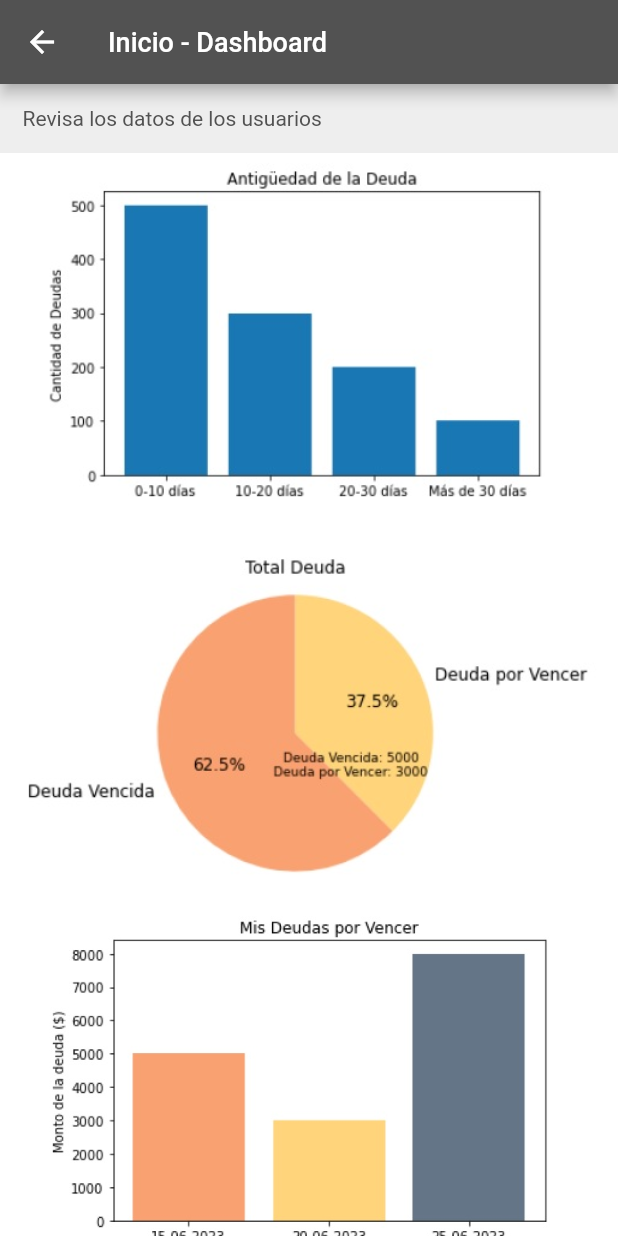
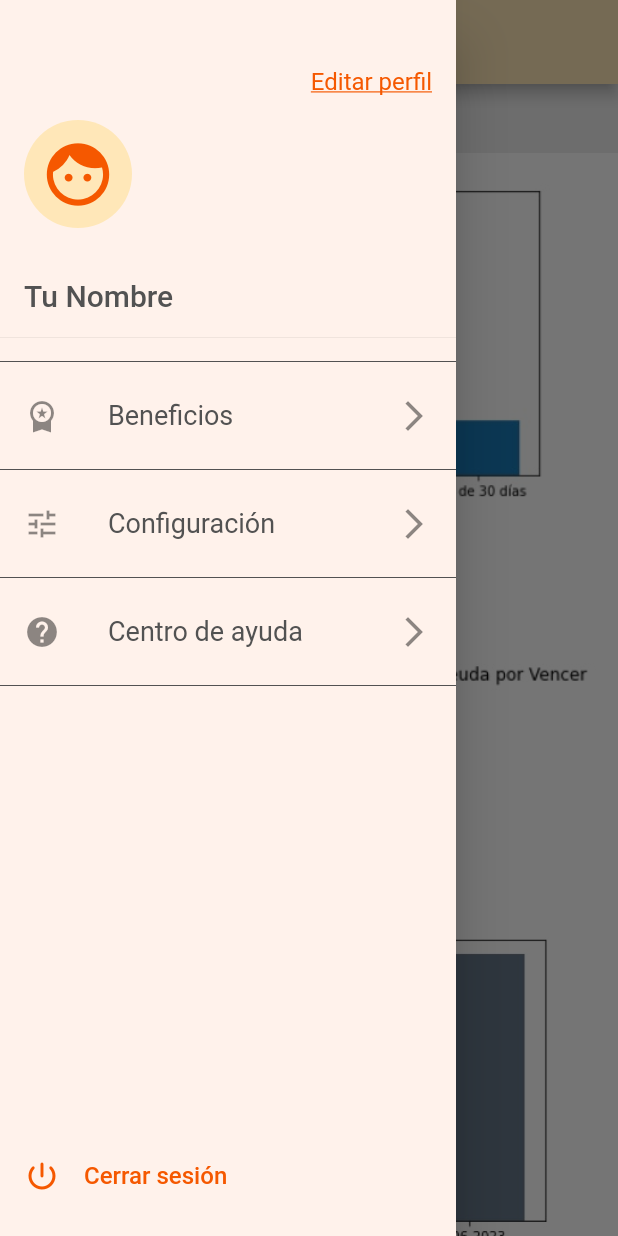
Before and after one commit to JoseLuisHcoder/appSeller, a Flutter app: the HomePage screen opened directly, with the side drawer open (before the commit the screen has no drawer), on a phone screen of 412 x 824 dp. Run offline on Flutter 3.47's test engine with Material 2 defaults, Android fonts, the phone set to English and light mode, and no system bars; our stand-ins replace bloc, carousel_slider, flutter_bloc, flutter_secure_storage, shared_preferences, syncfusion_flutter_charts and 1 more; missing offline and left inert: qr_code_scanner; accounts and stored records are empty; network calls fail; Roboto replaces fonts that are missing (Lucida Sans Unicode, Poppins).

Commit message:
add program beneficios seller

```diff
--- a/lib/data/themes.dart
+++ b/lib/data/themes.dart
@@ -1,9 +1,7 @@
 import 'package:flutter/material.dart';
 
 const Color kBgLoadingColor = Color.fromARGB(255, 30, 95, 154);
-const Color appBarBackgroundColor = Colors.transparent;
-const Color kAppBar = Color(0xFF525252);
-const Color kIconAppbar = Colors.white;
+
 const Color kGreen = Color(0xFF7CB518);
 const Color kGreen100 = Color(0xFFDEECC5);
 // const Color kSecondary = Color(0xFFF86C5E);
@@ -33,29 +31,50 @@ const Color kGrey600 = Color.fromRGBO(117, 117, 117, 1);
 const Color kGrey800 = Color.fromRGBO(66, 66, 66, 1);
 const Color kGrey900 = Color.fromRGBO(33, 33, 33, 1);
 
+const Color kBgColor = kPrimary100;
 const Color btnBgPrimary = kPrimary;
 const Color btnPrimary = kWhite;
 
+const Color appBarBackgroundColor = Colors.transparent;
+const Color kAppBar = Color(0xFF525252);
+// const Color kAppBar = kSecondary200;
+const Color kAppBarText = kTextColor;
+const Color kIconAppbar = kTextColor;
+// const Color kAppBar = kSecondary200;
+
 // Favorite icon
-const Color icoFavActive = Color.fromARGB(255, 242, 82, 68);
+const Color icoFavEnabled = kPrimary;
 const Color icoFavDisabled = kGrey200;
 
 //Home promo card
-const Color bgPromoCardUp = kSecondary200;
-const Color bgPromoCardMidle = kSecondary400;
-const Color bgPromoCardDown = kSecondary200;
+const Color bgPromoCardUp = kWhite;
+const Gradient bgPromoCardMidle = LinearGradient(
+  colors: [Color(0xFFFFD37A), Color.fromARGB(255, 252, 239, 212)],
+  begin: Alignment.centerLeft,
+  end: Alignment.bottomCenter,
+);
+
+//Search
+const Color kSearchIcon = kTextColor;
+const Color kSearchBorder = kTextColor;
+const Color kSearchBtn = kSecondary;
+
+const Color bgPromoCardDown = kWhite;
 const Color promoCardUp = kTextColor;
 const Color promoCardMiddle = kTextColor;
 const Color promoCardDown = kTextColor;
 
 //Navigation
 const Color bottomNavigationBarSelected = kPrimary;
-const Color itemBottomNavigationBarBackground = Colors.white;
+const Color bottomNavigationBarUnSelected = kGrey800;
+const Color itemBottomNavigationBarBackground = kSecondary200;
 const Color kSearchIconSelected = Color.fromRGBO(189, 189, 189, 1);
 
 // Promotion MoreOffers
 const Color kBgPromotionBar = kPrimary100;
 const Color kPromotionBar = kPrimary;
+
+const String appFontFamily = 'Poppins';
 
 ThemeData solarTheme = ThemeData(
   colorScheme: ColorScheme.fromSwatch().copyWith(
@@ -64,20 +83,29 @@ ThemeData solarTheme = ThemeData(
   ),
   // primaryColor: kPrimary,
   scaffoldBackgroundColor: kWhite,
-  fontFamily: 'Lucida Sans Unicode',
   textTheme: const TextTheme(
-    labelMedium:
-        TextStyle(color: kGreen, fontSize: 12, fontWeight: FontWeight.w300),
-    titleLarge:
-        TextStyle(color: kTextColor, fontSize: 22, fontWeight: FontWeight.w500),
+    labelMedium: TextStyle(
+        color: kGreen,
+        fontSize: 12,
+        fontWeight: FontWeight.w300,
+        fontFamily: appFontFamily),
+    titleLarge: TextStyle(
+        color: kTextColor,
+        fontSize: 22,
+        fontWeight: FontWeight.w500,
+        fontFamily: appFontFamily),
     bodyLarge: TextStyle(
-      color: kTextColor,
-      fontSize: 18,
-      fontWeight: FontWeight.w400,
-    ),
-    bodyMedium:
-        TextStyle(color: kTextColor, fontSize: 14, fontWeight: FontWeight.w400),
-    displayLarge: TextStyle(fontSize: 72.0, fontWeight: FontWeight.bold),
+        color: kTextColor,
+        fontSize: 18,
+        fontWeight: FontWeight.w400,
+        fontFamily: appFontFamily),
+    bodyMedium: TextStyle(
+        color: kTextColor,
+        fontSize: 14,
+        fontWeight: FontWeight.w400,
+        fontFamily: appFontFamily),
+    displayLarge: TextStyle(
+        fontSize: 72.0, fontWeight: FontWeight.bold, fontFamily: appFontFamily),
   ),
   appBarTheme: const AppBarTheme(backgroundColor: appBarBackgroundColor),
 );
--- a/lib/presentation/screens/base.dart
+++ b/lib/presentation/screens/base.dart
@@ -35,7 +35,7 @@ class BaseState extends State {
       bottomNavigationBar: BottomNavigationBar(
           showUnselectedLabels: true,
           selectedItemColor: bottomNavigationBarSelected,
-          unselectedItemColor: kAppBar,
+          unselectedItemColor: kTextColor,
           currentIndex: _selectedTab,
           onTap: (index) => _changeTab(index),
           items: const [
--- a/lib/presentation/screens/home/home_page.dart
+++ b/lib/presentation/screens/home/home_page.dart
@@ -2,6 +2,7 @@ import 'dart:async';
 
 import 'package:flutter/material.dart';
 import 'package:shared_preferences/shared_preferences.dart';
+import 'package:vendedor/presentation/screens/home/widgets/drawer_title_app.dart';
 import 'package:vendedor/presentation/screens/visits/widgets/timer.dart';
 
 import '../../../data/themes.dart';
@@ -17,11 +18,15 @@ class _HomePageState extends State<HomePage> {
   Widget build(BuildContext context) {
     return Scaffold(
         appBar: AppBar(
-          backgroundColor: kAppBar,
+          backgroundColor: kSecondary200,
           actions: [TimerVisit()],
+          iconTheme: const IconThemeData(
+            color: kIconAppbar,
+          ),
           title: const Text('Inicio - Dashboard',
-              style: TextStyle(fontSize: 18, color: kWhite)),
+              style: TextStyle(fontSize: 18, color: kTextColor)),
         ),
+        drawer: const BuildDrawer(),
         body: Column(children: [
           _textPromotions(),
           Flexible(
--- /dev/null
+++ b/lib/presentation/screens/home/widgets/drawer_title_app.dart
@@ -0,0 +1,228 @@
+import 'package:vendedor/data/themes.dart';
+
+import 'package:flutter/material.dart';
+import 'package:flutter_bloc/flutter_bloc.dart';
+
+import 'package:vendedor/domain/blocs/auth/auth_bloc.dart';
+import 'package:vendedor/presentation/screens/home/widgets/ben.dart';
+import 'package:vendedor/presentation/screens/login/login.dart';
+
+class BuildDrawer extends StatelessWidget {
+  const BuildDrawer({Key? key}) : super(key: key);
+
+  @override
+  Widget build(BuildContext context) {
+    final authBloc = BlocProvider.of<AuthBloc>(context);
+    return Drawer(
+      child: Container(
+        color: kBgColor,
+        child: Column(
+          children: [
+            Padding(
+              padding:
+                  const EdgeInsets.only(top: 45.0, right: 16.0, left: 16.0),
+              child: Align(
+                alignment: Alignment.topRight,
+                child: GestureDetector(
+                  onTap: () {},
+                  child: RichText(
+                    text: const TextSpan(
+                      text: 'Editar perfil',
+                      style: TextStyle(
+                        color: kPrimary,
+                        fontSize: 16,
+                        decoration: TextDecoration.underline,
+                      ),
+                    ),
+                  ),
+                ),
+              ),
+            ),
+            const UserAccountsDrawerHeader(
+              accountName: Text(
+                'Tu Nombre',
+                style: TextStyle(
+                  color: kTextColor,
+                  fontSize: 20,
+                ),
+              ),
+              accountEmail: null,
+              currentAccountPicture: CircleAvatar(
+                radius: 48,
+                backgroundColor: kSecondary200,
+                child: Icon(
+                  Icons.face,
+                  color: kPrimary,
+                  size: 50,
+                ),
+              ),
+              decoration: BoxDecoration(
+                color: kBgColor,
+                boxShadow: [],
+              ),
+            ),
+            // Padding(
+            //   padding: const EdgeInsets.symmetric(horizontal: 16.0),
+            //   child: ClipRRect(
+            //     borderRadius: BorderRadius.circular(10),
+            //     child: LayoutBuilder(
+            //       builder: (context, constraints) {
+            //         final progressBarWidth = constraints.maxWidth * 0.75;
+            //         return Stack(
+            //           alignment: Alignment.centerLeft,
+            //           children: [
+            //             const SizedBox(
+            //               height: 20,
+            //               child: LinearProgressIndicator(
+            //                 value: 0.75,
+            //                 backgroundColor: kGrey600,
+            //                 valueColor: AlwaysStoppedAnimation<Color>(
+            //                   kGrey800,
+            //                 ),
+            //               ),
+            //             ),
+            //             Container(
+            //               width: progressBarWidth,
+            //               height: 20,
+            //               decoration: const BoxDecoration(
+            //                 gradient: LinearGradient(
+            //                   begin: Alignment.topCenter,
+            //                   end: Alignment.bottomCenter,
+            //                   colors: [
+            //                     Color(0xFFD9D9D9),
+            //                     Color(0xFFFFFFFF),
+            //                     Color(0xFFCACACA),
+            //                   ],
+            //                   stops: [
+            //                     0,
+            //                     0.75,
+            //                     1,
+            //                   ],
+            //                 ),
+            //               ),
+            //               child: const Stack(
+            //                 alignment: Alignment.centerLeft,
+            //                 children: [
+            //                   Positioned(
+            //                     left: 2,
+            //                     child: Icon(
+            //                       Icons.diamond_outlined,
+            //                       color: kTextColor,
+            //                       size: 16,
+            //                     ),
+            //                   ),
+            //                   Positioned(
+            //                     right: 2,
+            //                     child: Text(
+            //                       '3000',
+            //                       style: TextStyle(
+            //                         fontSize: 12,
+            //                         fontWeight: FontWeight.w400,
+            //                         color: kTextColor,
+            //                       ),
+            //                     ),
+            //                   ),
+            //                 ],
+            //               ),
+            //             ),
+            //           ],
+            //         );
+            //       },
+            //     ),
+            //   ),
+            // ),
+            const Divider(color: kTextColor),
+            ListTile(
+              leading: const Icon(Icons.workspace_premium),
+              title: const Text('Beneficios'),
+              trailing: const Icon(Icons.arrow_forward_ios),
+              onTap: () {
+                Navigator.push(
+                  context,
+                  MaterialPageRoute(builder: (context) => const Ben()),
+                );
+              },
+            ),
+
+            // ListTile(
+            //   leading: const Icon(Icons.workspace_premium),
+            //   title: const Text('Insignias'),
+            //   trailing: const Icon(Icons.arrow_forward_ios),
+            //   onTap: () {
+            //     // Acción cuando se toca "Insignias y beneficios"
+            //   },
+            // ),
+
+            // ListTile(
+            //   leading: const Icon(Icons.workspace_premium),
+            //   title: const Text('Trivias'),
+            //   trailing: const Icon(Icons.arrow_forward_ios),
+            //   onTap: () {
+            //     // Acción cuando se toca "Insignias y beneficios"
+            //   },
+            // ),
+            const Divider(color: kTextColor),
+            ListTile(
+              leading: const Icon(Icons.tune),
+              title: const Text('Configuración'),
+              trailing: const Icon(Icons.arrow_forward_ios),
+              onTap: () {
+                // Acción cuando se toca "Configuración"
+              },
+            ),
+            const Divider(color: kTextColor),
+            ListTile(
+              leading: const Icon(Icons.help),
+              title: const Text('Centro de ayuda'),
+              trailing: const Icon(Icons.arrow_forward_ios),
+              onTap: () {
+                // Acción cuando se toca "Centro de ayuda"
+              },
+            ),
+            const Divider(color: kTextColor),
+            const Expanded(child: SizedBox()),
+            Padding(
+              padding: const EdgeInsets.only(left: 16.0, bottom: 16.0),
+              child: Align(
+                alignment: Alignment.bottomLeft,
+                child: InkWell(
+                  onTap: () {
+                    authBloc.add(LogOutEvent());
+                    Navigator.of(context).pushAndRemoveUntil(
+                        MaterialPageRoute(builder: (context) => const Login()),
+                        (Route route) => false);
+                  },
+                  child: Row(
+                    children: [
+                      Icon(
+                        Icons.power_settings_new_rounded,
+                        color: kPrimary,
+                      ),
+                      SizedBox(width: 8.0),
+                      TextButton(
+                        onPressed: () {
+                          authBloc.add(LogOutEvent());
+                          Navigator.of(context).pushAndRemoveUntil(
+                              MaterialPageRoute(
+                                  builder: (context) => const Login()),
+                              (Route route) => false);
+                        },
+                        child: Text(
+                          'Cerrar sesión',
+                          style: TextStyle(
+                            color: kPrimary,
+                            fontSize: 16,
+                          ),
+                        ),
+                      ),
+                    ],
+                  ),
+                ),
+              ),
+            ),
+          ],
+        ),
+      ),
+    );
+  }
+}
--- a/lib/presentation/screens/visits/widgets/card_product_promotions.dart
+++ b/lib/presentation/screens/visits/widgets/card_product_promotions.dart
@@ -77,7 +77,7 @@ class CardProductPromotions extends StatelessWidget {
                       product.promotionsGift.isNotEmpty == true
                           ? Container(
                               padding: const EdgeInsets.all(8),
-                              color: bgPromoCardMidle,
+                              color: kPromotionBar,
                               width: double.infinity,
                               child: RichText(
                                 text: TextSpan(
--- a/lib/presentation/screens/visits/widgets/cart.dart
+++ b/lib/presentation/screens/visits/widgets/cart.dart
@@ -135,7 +135,7 @@ class _CartState extends State<Cart> {
           child: ListView(
             children: [
               if (cartProducts == null)
-                CircularProgressIndicator()
+                Center(child: CircularProgressIndicator())
               else if (cartProducts!.isEmpty)
                 Text('No hay productos en el carrito')
               else
--- a/lib/widgets/promotion_detail.dart
+++ b/lib/widgets/promotion_detail.dart
@@ -295,7 +295,7 @@ class _PromotionDetailState extends State<PromotionDetail> {
                     ),
                     Icon(
                       Icons.favorite,
-                      color: icoFavActive,
+                      color: kGrey400,
                     )
                   ],
                 )
```
Also changed, not shown: lib/presentation/screens/development/development_page.dart (+7 -1 lines), lib/presentation/screens/home/widgets/ben.dart (added, +43 -0 lines), lib/presentation/screens/home/widgets/ben1.dart (added, +133 -0 lines), lib/presentation/screens/home/widgets/ben2.dart (added, +133 -0 lines), lib/presentation/screens/home/widgets/ben3.dart (added, +105 -0 lines), images/bs11.jpg (added), images/bs22.jpg (added), images/bs33.jpg (added), images/bs44.jpg (added), images/cached.png (added).
